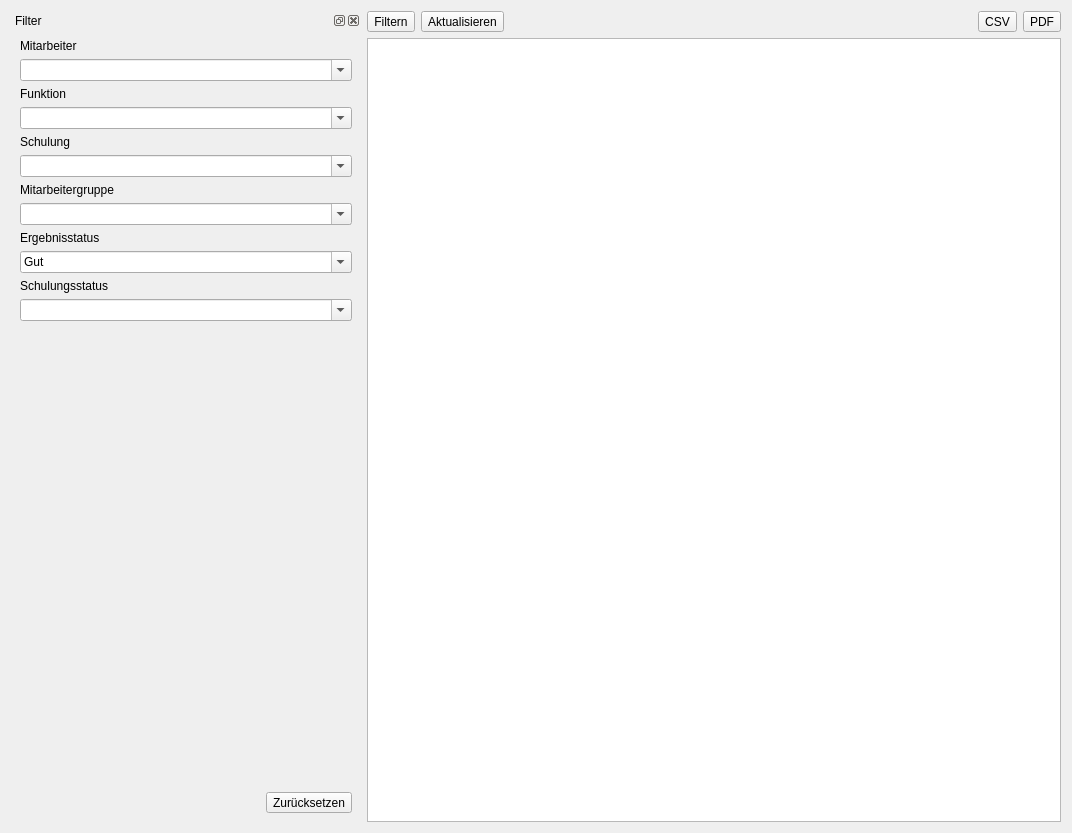
Christian-Kr/QualificationMatrix, file ui/qmqualiresultwidget.ui: the form before one commit.
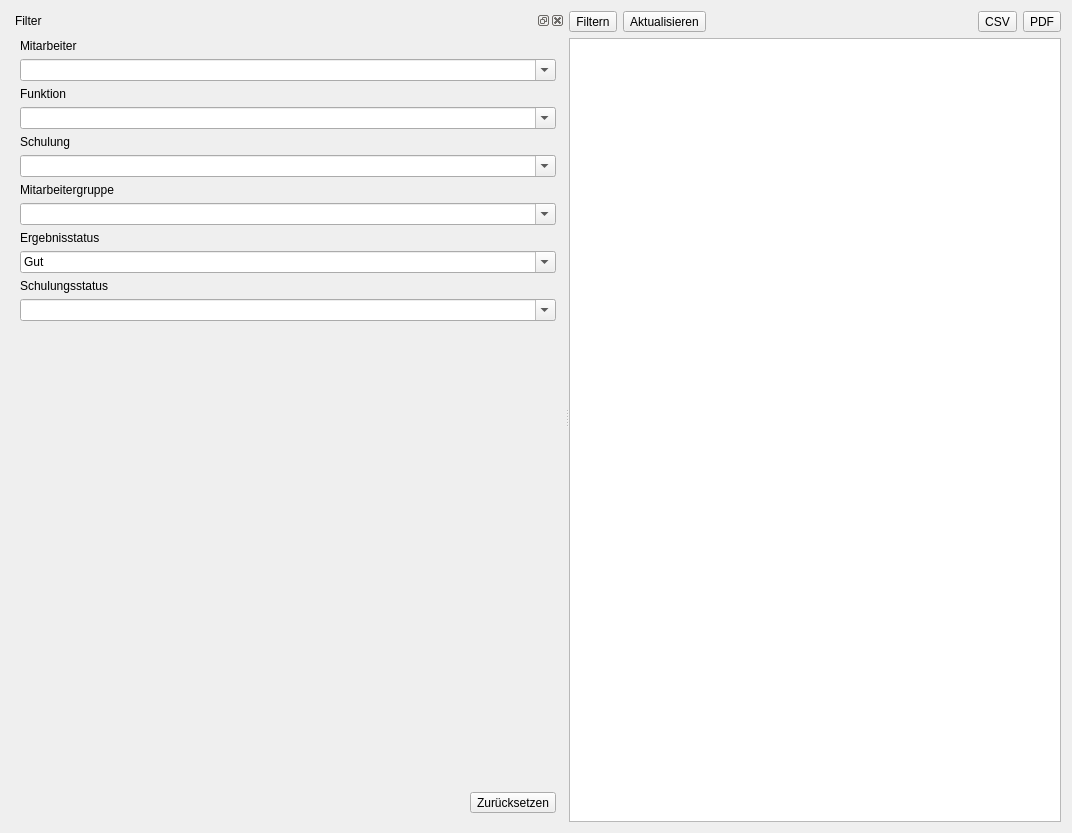
The form after the commit. Icons and pictures are not drawn.

The edit to the form file:
```diff
--- a/ui/qmqualiresultwidget.ui
+++ b/ui/qmqualiresultwidget.ui
@@ -10,131 +10,21 @@
     <height>833</height>
    </rect>
   </property>
+  <property name="minimumSize">
+   <size>
+    <width>0</width>
+    <height>0</height>
+   </size>
+  </property>
   <property name="windowTitle">
    <string>Form</string>
   </property>
-  <layout class="QGridLayout" name="gridLayout_2">
-   <item row="0" column="1">
-    <layout class="QHBoxLayout" name="horizontalLayout_3">
-     <item>
-      <widget class="QToolButton" name="tbFilterVisible">
-       <property name="text">
-        <string>Filtern</string>
-       </property>
-       <property name="icon">
-        <iconset resource="../icons.qrc">
-         <normaloff>:/icons/icons/view-filter.svg</normaloff>:/icons/icons/view-filter.svg</iconset>
-       </property>
-       <property name="iconSize">
-        <size>
-         <width>22</width>
-         <height>22</height>
-        </size>
-       </property>
-       <property name="toolButtonStyle">
-        <enum>Qt::ToolButtonTextBesideIcon</enum>
-       </property>
-      </widget>
-     </item>
-     <item>
-      <widget class="QToolButton" name="tbUpdate">
-       <property name="text">
-        <string>Aktualisieren</string>
-       </property>
-       <property name="icon">
-        <iconset resource="../icons.qrc">
-         <normaloff>:/icons/icons/update-none.svg</normaloff>:/icons/icons/update-none.svg</iconset>
-       </property>
-       <property name="iconSize">
-        <size>
-         <width>22</width>
-         <height>22</height>
-        </size>
-       </property>
-       <property name="toolButtonStyle">
-        <enum>Qt::ToolButtonTextBesideIcon</enum>
-       </property>
-      </widget>
-     </item>
-     <item>
-      <spacer name="horizontalSpacer_2">
+  <layout class="QGridLayout" name="gridLayout">
+   <item row="0" column="0">
+    <widget class="QSplitter" name="splitter">
        <property name="orientation">
         <enum>Qt::Horizontal</enum>
        </property>
-       <property name="sizeHint" stdset="0">
-        <size>
-         <width>40</width>
-         <height>20</height>
-        </size>
-       </property>
-      </spacer>
-     </item>
-     <item>
-      <widget class="QToolButton" name="tbSaveToCsv">
-       <property name="text">
-        <string>CSV</string>
-       </property>
-       <property name="icon">
-        <iconset resource="../icons.qrc">
-         <normaloff>:/icons/icons/text-csv.svg</normaloff>:/icons/icons/text-csv.svg</iconset>
-       </property>
-       <property name="iconSize">
-        <size>
-         <width>22</width>
-         <height>22</height>
-        </size>
-       </property>
-       <property name="toolButtonStyle">
-        <enum>Qt::ToolButtonTextBesideIcon</enum>
-       </property>
-      </widget>
-     </item>
-     <item>
-      <widget class="QToolButton" name="tbSaveToPDF">
-       <property name="text">
-        <string>PDF</string>
-       </property>
-       <property name="icon">
-        <iconset resource="../icons.qrc">
-         <normaloff>:/icons/icons/application-pdf.svg</normaloff>:/icons/icons/application-pdf.svg</iconset>
-       </property>
-       <property name="iconSize">
-        <size>
-         <width>22</width>
-         <height>22</height>
-        </size>
-       </property>
-       <property name="toolButtonStyle">
-        <enum>Qt::ToolButtonTextBesideIcon</enum>
-       </property>
-      </widget>
-     </item>
-    </layout>
-   </item>
-   <item row="1" column="1">
-    <layout class="QHBoxLayout" name="horizontalLayout_2" stretch="2">
-     <item>
-      <widget class="QTableView" name="tvQualiResult">
-       <property name="alternatingRowColors">
-        <bool>false</bool>
-       </property>
-       <property name="selectionMode">
-        <enum>QAbstractItemView::SingleSelection</enum>
-       </property>
-       <property name="selectionBehavior">
-        <enum>QAbstractItemView::SelectRows</enum>
-       </property>
-       <property name="sortingEnabled">
-        <bool>true</bool>
-       </property>
-       <attribute name="horizontalHeaderDefaultSectionSize">
-        <number>200</number>
-       </attribute>
-      </widget>
-     </item>
-    </layout>
-   </item>
-   <item row="0" column="0" rowspan="2">
     <widget class="QDockWidget" name="dwFilter">
      <property name="sizePolicy">
       <sizepolicy hsizetype="Preferred" vsizetype="Preferred">
@@ -150,8 +40,8 @@
      </property>
      <property name="maximumSize">
       <size>
-       <width>350</width>
-       <height>524287</height>
+        <width>16777215</width>
+        <height>16777215</height>
       </size>
      </property>
      <property name="floating">
@@ -342,6 +232,131 @@
             </widget>
            </item>
           </layout>
+          </item>
+         </layout>
+        </item>
+       </layout>
+      </widget>
+     </widget>
+     <widget class="QWidget" name="">
+      <layout class="QVBoxLayout" name="verticalLayout">
+       <item>
+        <layout class="QHBoxLayout" name="horizontalLayout_3">
+         <item>
+          <widget class="QToolButton" name="tbFilterVisible">
+           <property name="text">
+            <string>Filtern</string>
+           </property>
+           <property name="icon">
+            <iconset resource="../icons.qrc">
+             <normaloff>:/icons/icons/view-filter.svg</normaloff>:/icons/icons/view-filter.svg</iconset>
+           </property>
+           <property name="iconSize">
+            <size>
+             <width>22</width>
+             <height>22</height>
+            </size>
+           </property>
+           <property name="toolButtonStyle">
+            <enum>Qt::ToolButtonTextBesideIcon</enum>
+           </property>
+          </widget>
+         </item>
+         <item>
+          <widget class="QToolButton" name="tbUpdate">
+           <property name="text">
+            <string>Aktualisieren</string>
+           </property>
+           <property name="icon">
+            <iconset resource="../icons.qrc">
+             <normaloff>:/icons/icons/update-none.svg</normaloff>:/icons/icons/update-none.svg</iconset>
+           </property>
+           <property name="iconSize">
+            <size>
+             <width>22</width>
+             <height>22</height>
+            </size>
+           </property>
+           <property name="toolButtonStyle">
+            <enum>Qt::ToolButtonTextBesideIcon</enum>
+           </property>
+          </widget>
+         </item>
+         <item>
+          <spacer name="horizontalSpacer_2">
+           <property name="orientation">
+            <enum>Qt::Horizontal</enum>
+           </property>
+           <property name="sizeHint" stdset="0">
+            <size>
+             <width>40</width>
+             <height>20</height>
+            </size>
+           </property>
+          </spacer>
+         </item>
+         <item>
+          <widget class="QToolButton" name="tbSaveToCsv">
+           <property name="text">
+            <string>CSV</string>
+           </property>
+           <property name="icon">
+            <iconset resource="../icons.qrc">
+             <normaloff>:/icons/icons/text-csv.svg</normaloff>:/icons/icons/text-csv.svg</iconset>
+           </property>
+           <property name="iconSize">
+            <size>
+             <width>22</width>
+             <height>22</height>
+            </size>
+           </property>
+           <property name="toolButtonStyle">
+            <enum>Qt::ToolButtonTextBesideIcon</enum>
+           </property>
+          </widget>
+         </item>
+         <item>
+          <widget class="QToolButton" name="tbSaveToPDF">
+           <property name="text">
+            <string>PDF</string>
+           </property>
+           <property name="icon">
+            <iconset resource="../icons.qrc">
+             <normaloff>:/icons/icons/application-pdf.svg</normaloff>:/icons/icons/application-pdf.svg</iconset>
+           </property>
+           <property name="iconSize">
+            <size>
+             <width>22</width>
+             <height>22</height>
+            </size>
+           </property>
+           <property name="toolButtonStyle">
+            <enum>Qt::ToolButtonTextBesideIcon</enum>
+           </property>
+          </widget>
+         </item>
+        </layout>
+       </item>
+       <item>
+        <layout class="QHBoxLayout" name="horizontalLayout_2" stretch="2">
+         <item>
+          <widget class="QTableView" name="tvQualiResult">
+           <property name="alternatingRowColors">
+            <bool>false</bool>
+           </property>
+           <property name="selectionMode">
+            <enum>QAbstractItemView::SingleSelection</enum>
+           </property>
+           <property name="selectionBehavior">
+            <enum>QAbstractItemView::SelectRows</enum>
+           </property>
+           <property name="sortingEnabled">
+            <bool>true</bool>
+           </property>
+           <attribute name="horizontalHeaderDefaultSectionSize">
+            <number>200</number>
+           </attribute>
+          </widget>
          </item>
         </layout>
        </item>
```
Lines whose indentation alone changed are shown as unchanged.
